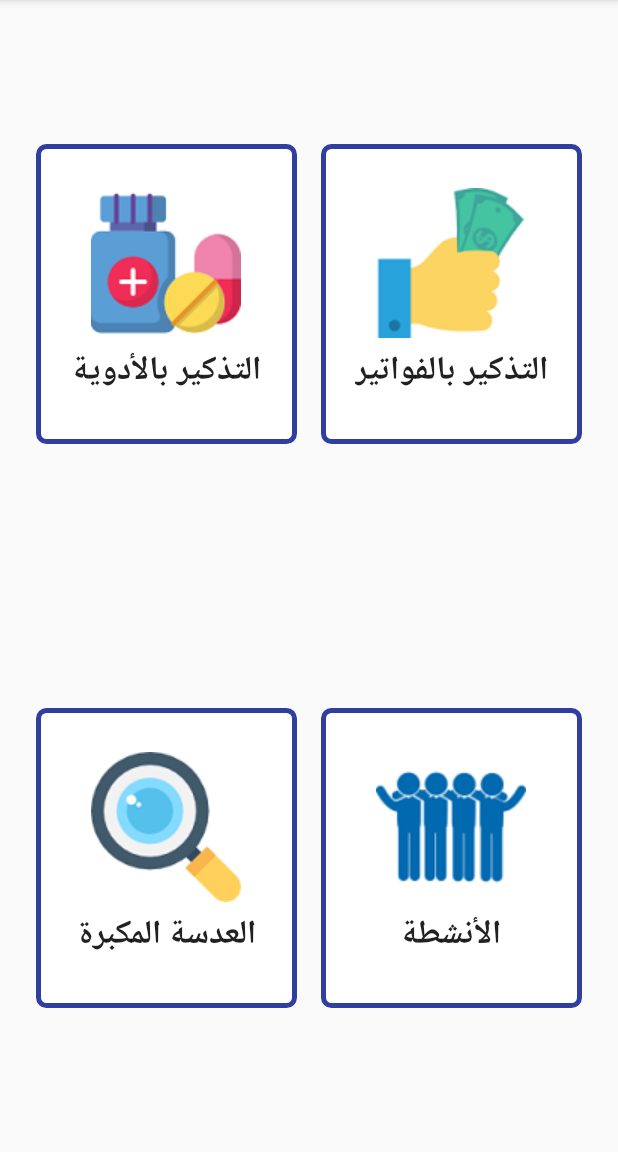
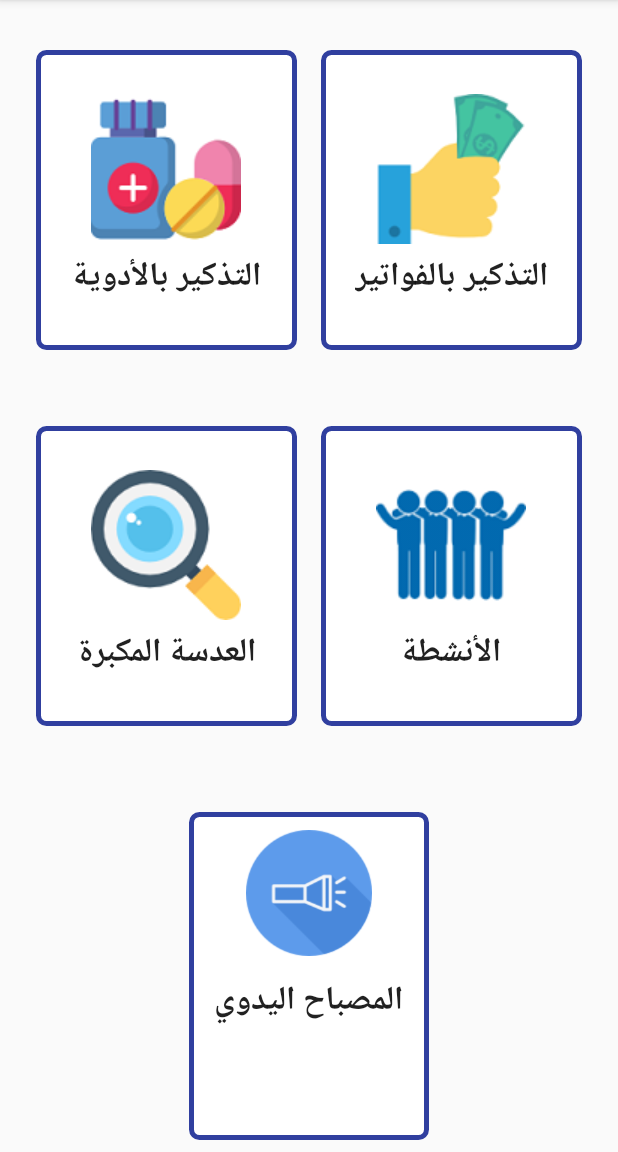
Before and after one commit to samahmakki/Companion, an Android app: the screen it shows after launch (MainActivity), on a phone screen of 412 x 824 dp, the part 84-1236 px from its top. Run offline under Robolectric (Android 15) with nearby library versions, the phone set to English and light mode, and no system bars.

Commit message:
first commit

```diff
--- a/app/src/main/java/com/samahmakki/companion/MainActivity.java
+++ b/app/src/main/java/com/samahmakki/companion/MainActivity.java
@@ -5,7 +5,6 @@ import android.support.v7.app.AppCompatActivity;
 import android.os.Bundle;
 import android.view.View;
 import android.widget.LinearLayout;
-import android.widget.TextView;
 
 public class MainActivity extends AppCompatActivity {
 
@@ -13,6 +12,7 @@ public class MainActivity extends AppCompatActivity {
     LinearLayout billsLayout;
     LinearLayout magnifierLayout;
     LinearLayout activitiesLayout;
+    LinearLayout flashlightLayout;
 
 
     @Override
@@ -24,6 +24,8 @@ public class MainActivity extends AppCompatActivity {
         billsLayout = findViewById(R.id.bills);
         magnifierLayout = findViewById(R.id.magnifier);
         activitiesLayout = findViewById(R.id.activities);
+        flashlightLayout = findViewById(R.id.flashlight);
+
 
         medicationLayout.setOnClickListener(new View.OnClickListener() {
             @Override
@@ -56,5 +58,14 @@ public class MainActivity extends AppCompatActivity {
                 startActivity(activitiesIntent);
             }
         });
+
+
+        flashlightLayout.setOnClickListener(new View.OnClickListener() {
+            @Override
+            public void onClick(View view) {
+                Intent flashlightIntent = new Intent(MainActivity.this, flashlightActivity.class);
+                startActivity(flashlightIntent);
+            }
+        });
     }
 }
--- a/app/src/main/res/layout/activity_main.xml
+++ b/app/src/main/res/layout/activity_main.xml
@@ -9,9 +9,11 @@
 
     <LinearLayout
         android:layout_width="match_parent"
-        android:layout_height="match_parent"
+        android:layout_height="wrap_content"
         android:orientation="vertical"
         android:padding="8dp">
+
+
 
         <LinearLayout
             android:layout_width="match_parent"
@@ -21,7 +23,8 @@
             android:layout_marginTop="16dp"
             android:layout_weight="1"
             android:gravity="center"
-            android:orientation="horizontal">
+            android:orientation="horizontal"
+            android:baselineAligned="false">
 
             <LinearLayout
                 android:id="@+id/medication"
@@ -31,7 +34,8 @@
                 android:background="@drawable/button"
                 android:gravity="center"
                 android:orientation="vertical"
-                android:padding="8dp">
+                android:padding="8dp"
+                tools:ignore="NestedWeights">
 
                 <ImageView
                     android:layout_width="wrap_content"
@@ -51,13 +55,12 @@
             <LinearLayout
                 android:layout_width="16dp"
                 android:layout_height="@dimen/main_button_height"
-                android:orientation="horizontal"></LinearLayout>
+                android:orientation="horizontal" />
 
             <LinearLayout
                 android:id="@+id/bills"
                 android:layout_width="0dp"
                 android:layout_height="@dimen/main_button_height"
-                android:layout_toRightOf="@id/medication"
                 android:layout_weight="1"
                 android:background="@drawable/button"
                 android:gravity="center"
@@ -83,7 +86,7 @@
         <LinearLayout
             android:layout_width="match_parent"
             android:layout_height="32dp"
-            android:orientation="horizontal"></LinearLayout>
+            android:orientation="horizontal" />
 
         <LinearLayout
             android:layout_width="match_parent"
@@ -99,12 +102,12 @@
                 android:id="@+id/magnifier"
                 android:layout_width="0dp"
                 android:layout_height="@dimen/main_button_height"
-                android:layout_below="@id/medication"
                 android:layout_weight="1"
                 android:background="@drawable/button"
                 android:gravity="center"
                 android:orientation="vertical"
-                android:padding="4dp">
+                android:padding="4dp"
+                tools:ignore="NestedWeights">
 
                 <ImageView
                     android:layout_width="wrap_content"
@@ -124,14 +127,12 @@
             <LinearLayout
                 android:layout_width="16dp"
                 android:layout_height="@dimen/main_button_height"
-                android:orientation="horizontal"></LinearLayout>
+                android:orientation="horizontal" />
 
             <LinearLayout
                 android:id="@+id/activities"
                 android:layout_width="0dp"
                 android:layout_height="@dimen/main_button_height"
-                android:layout_below="@id/bills"
-                android:layout_toRightOf="@id/magnifier"
                 android:layout_weight="1"
                 android:background="@drawable/button"
                 android:gravity="center"
@@ -153,5 +154,40 @@
                     android:textStyle="bold" />
             </LinearLayout>
         </LinearLayout>
+
+        <LinearLayout
+            android:layout_width="match_parent"
+            android:layout_height="32dp"
+            android:orientation="horizontal" />
+        <LinearLayout
+            android:id="@+id/flashlight"
+            android:layout_width="160dp"
+            android:layout_height="0dp"
+            android:layout_weight="1"
+            android:layout_gravity="center_horizontal"
+            android:background="@drawable/button"
+            android:gravity="center_horizontal"
+            android:orientation="vertical"
+            android:padding="4dp"
+            tools:ignore="NestedWeights">
+
+            <ImageView
+                android:layout_width="100dp"
+                android:layout_height="100dp"
+                android:padding="8dp"
+                android:layout_marginBottom="4dp"
+                android:src="@drawable/flashlight" />
+
+            <TextView
+                android:id="@+id/flashlight_textView"
+                android:layout_width="wrap_content"
+                android:layout_height="wrap_content"
+                android:text="@string/flashlight"
+                android:textAppearance="?android:textAppearanceLarge"
+                android:textStyle="bold" />
+        </LinearLayout>
+
+
+
     </LinearLayout>
 </ScrollView>
--- a/app/src/main/res/values/strings.xml
+++ b/app/src/main/res/values/strings.xml
@@ -4,4 +4,5 @@
     <string name="bills">التذكير بالفواتير</string>
     <string name="magnifier">العدسة المكبرة</string>
     <string name="activities">الأنشطة</string>
+    <string name="flashlight">المصباح اليدوي</string>
 </resources>
```
Also changed, not shown: app/src/main/AndroidManifest.xml (+13 -8 lines), app/src/main/java/com/samahmakki/companion/flashlightActivity.java (added, +13 -0 lines), app/src/main/res/layout/activity_flashlight.xml (added, +9 -0 lines), app/src/main/res/drawable/flashlight.png (added), app/src/main/res/drawable/flashlight2.png (added).
